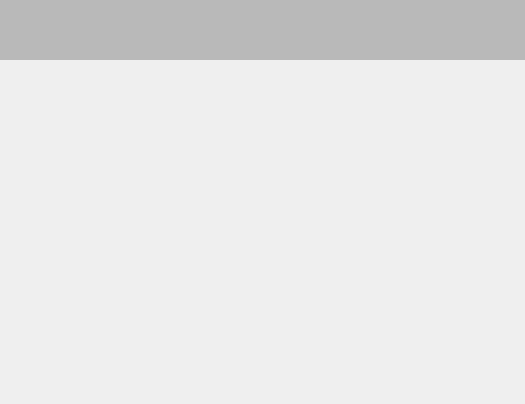
Before: the Qt Designer form animation/ui/animationMW.ui in seaCheng/animation-gif, drawn with Qt 5.
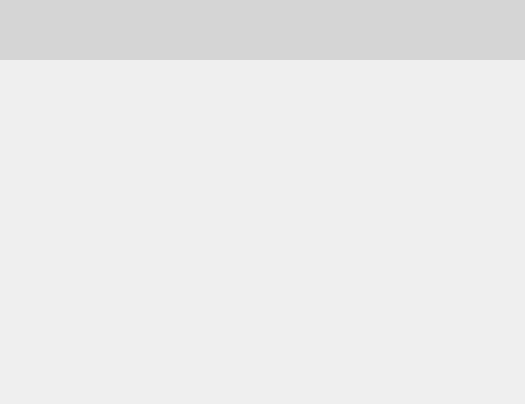
After: the same form once the commit is applied. Custom widgets are drawn as their Qt base class.

Commit message: toolbar opz

Diff of the .ui file:
```diff
--- a/animation/ui/animationMW.ui
+++ b/animation/ui/animationMW.ui
@@ -48,7 +48,7 @@
        </size>
       </property>
       <property name="styleSheet">
-       <string notr="true">background-color: rgb(185, 185, 185);</string>
+       <string notr="true">background-color: rgba(185, 185, 185,125);</string>
       </property>
       <property name="frameShape">
        <enum>QFrame::NoFrame</enum>
```
The commit also changes 2 other files.
